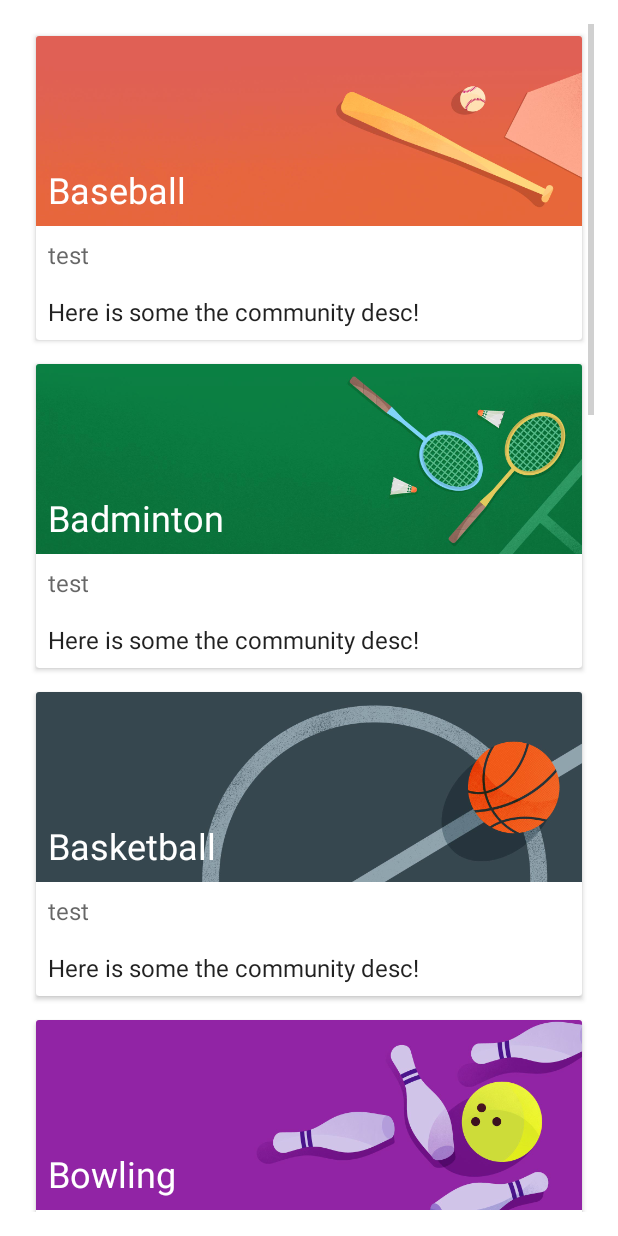
After one commit to sesilliayam/ReliefLogistic, an Android app: the CommunityMain screen opened directly, with no data from a screen before it, on a phone screen of 412 x 824 dp. The commit adds this screen. Run offline under Robolectric (Android 15) with nearby library versions, the phone set to English and light mode, and no system bars.

Commit message:
adding static community list

```diff
--- a/app/src/main/AndroidManifest.xml
+++ b/app/src/main/AndroidManifest.xml
@@ -16,6 +16,8 @@
         <activity android:name=".Profile2"></activity>
         <activity android:name=".Test" />
         <activity android:name=".TermOfUse" />
+        <activity android:name=".CommunityDetail"/>
+        <activity android:name=".CommunityMain"/>
         <activity
             android:name=".MainActivity"
             android:label="@string/title_activity_dashboard"
--- /dev/null
+++ b/app/src/main/java/com/delisar/relo/Community.java
@@ -0,0 +1,32 @@
+package com.delisar.relo;
+
+
+class Community {
+
+
+    private String title;
+    private String info;
+    private final int imageResource;
+
+
+    public Community(String title, String info, int imageResource) {
+        this.title = title;
+        this.info = info;
+        this.imageResource = imageResource;
+    }
+
+
+    String getTitle() {
+        return title;
+    }
+
+
+    String getInfo() {
+        return info;
+    }
+
+    public int getImageResource() {
+        return imageResource;
+    }
+
+}
--- /dev/null
+++ b/app/src/main/java/com/delisar/relo/CommunityAdapter.java
@@ -0,0 +1,97 @@
+package com.delisar.relo;
+
+import android.content.Context;
+import android.content.Intent;
+import android.support.v7.widget.RecyclerView;
+import android.view.LayoutInflater;
+import android.view.View;
+import android.view.ViewGroup;
+import android.widget.ImageView;
+import android.widget.TextView;
+
+import com.bumptech.glide.Glide;
+
+import java.util.ArrayList;
+
+
+class CommunityAdapter extends RecyclerView.Adapter<CommunityAdapter.ViewHolder> {
+
+
+    private ArrayList<Community> mCommunityData;
+    private Context mContext;
+
+
+    CommunityAdapter(Context context, ArrayList<Community> communityData) {
+        this.mCommunityData = communityData;
+        this.mContext = context;
+    }
+
+
+    @Override
+    public CommunityAdapter.ViewHolder onCreateViewHolder(
+            ViewGroup parent, int viewType) {
+        return new ViewHolder( LayoutInflater.from(mContext).
+                inflate(R.layout.list_item, parent, false));
+    }
+
+
+    @Override
+    public void onBindViewHolder(CommunityAdapter.ViewHolder holder,
+                                 int position) {
+
+        Community currentCommunity = mCommunityData.get(position);
+
+
+        holder.bindTo(currentCommunity);
+    }
+
+
+    @Override
+    public int getItemCount() {
+        return mCommunityData.size();
+    }
+
+
+    class ViewHolder extends RecyclerView.ViewHolder
+            implements View.OnClickListener {
+
+
+        private TextView mTitleText;
+        private TextView mInfoText;
+        private ImageView mCommunityImage;
+
+
+        ViewHolder(View itemView) {
+            super(itemView);
+
+
+            mTitleText = itemView.findViewById(R.id.title);
+            mInfoText = itemView.findViewById(R.id.subTitle);
+            mCommunityImage = itemView.findViewById(R.id.communityImage);
+
+
+            itemView.setOnClickListener(this);
+        }
+
+        void bindTo(Community currentCommunity) {
+
+            mTitleText.setText(currentCommunity.getTitle());
+            mInfoText.setText(currentCommunity.getInfo());
+
+
+            Glide.with(mContext).load(
+                    currentCommunity.getImageResource()).into(mCommunityImage);
+        }
+
+
+        @Override
+        public void onClick(View view) {
+            Community currentCommunity = mCommunityData.get(getAdapterPosition());
+            Intent detailIntent = new Intent (mContext, CommunityDetail.class);
+            detailIntent.putExtra("title", currentCommunity.getTitle());
+            detailIntent.putExtra("image_resource",
+                    currentCommunity.getImageResource());
+            mContext.startActivity(detailIntent);
+        }
+    }
+}
--- /dev/null
+++ b/app/src/main/java/com/delisar/relo/CommunityDetail.java
@@ -0,0 +1,25 @@
+package com.delisar.relo;
+
+import android.os.Bundle;
+import android.support.v7.app.AppCompatActivity;
+import android.widget.ImageView;
+import android.widget.TextView;
+
+import com.bumptech.glide.Glide;
+
+public class CommunityDetail extends AppCompatActivity {
+
+    @Override
+    protected void onCreate(Bundle savedInstanceState) {
+        super.onCreate(savedInstanceState);
+        setContentView(R.layout.activity_detail_community);
+
+        TextView ommunityTitle = findViewById(R.id.titleDetail);
+        ImageView communityImage = findViewById(R.id.communityImageDetail);
+
+        ommunityTitle.setText(getIntent().getStringExtra("title"));
+
+        Glide.with(this).load(getIntent().getIntExtra("image_resource",0))
+                .into(communityImage);
+    }
+}
--- /dev/null
+++ b/app/src/main/java/com/delisar/relo/CommunityMain.java
@@ -0,0 +1,97 @@
+package com.delisar.relo;
+
+import android.content.res.TypedArray;
+import android.os.Bundle;
+import android.support.v7.app.AppCompatActivity;
+import android.support.v7.widget.LinearLayoutManager;
+import android.support.v7.widget.RecyclerView;
+import android.support.v7.widget.helper.ItemTouchHelper;
+
+import java.util.ArrayList;
+import java.util.Collections;
+
+
+public class CommunityMain extends AppCompatActivity {
+
+
+    private RecyclerView mRecyclerView;
+    private ArrayList<Community> mCommunityData;
+    private CommunityAdapter mAdapter;
+
+    @Override
+    protected void onCreate(Bundle savedInstanceState) {
+        super.onCreate(savedInstanceState);
+        setContentView(R.layout.activity_dashboard_community);
+        mRecyclerView = findViewById(R.id.recyclerView);
+        mRecyclerView.setLayoutManager(new LinearLayoutManager(this));
+        mCommunityData = new ArrayList<> ();
+        mAdapter = new CommunityAdapter(this, mCommunityData);
+        mRecyclerView.setAdapter(mAdapter);
+
+
+        initializeData();
+
+
+        ItemTouchHelper helper = new ItemTouchHelper(new ItemTouchHelper
+                .SimpleCallback(
+                    ItemTouchHelper.LEFT | ItemTouchHelper.RIGHT |
+                    ItemTouchHelper.DOWN | ItemTouchHelper.UP,
+                ItemTouchHelper.LEFT | ItemTouchHelper.RIGHT) {
+
+            @Override
+            public boolean onMove(RecyclerView recyclerView,
+                                  RecyclerView.ViewHolder viewHolder,
+                                  RecyclerView.ViewHolder target) {
+
+                int from = viewHolder.getAdapterPosition();
+                int to = target.getAdapterPosition();
+
+
+                Collections.swap(mCommunityData, from, to);
+                mAdapter.notifyItemMoved(from, to);
+                return true;
+            }
+
+
+            @Override
+            public void onSwiped(RecyclerView.ViewHolder viewHolder,
+                                 int direction) {
+
+                mCommunityData.remove(viewHolder.getAdapterPosition());
+
+                mAdapter.notifyItemRemoved(viewHolder.getAdapterPosition());
+            }
+        });
+
+
+        helper.attachToRecyclerView(mRecyclerView);
+    }
+
+
+    private void initializeData() {
+
+        String[] communityList = getResources()
+                .getStringArray(R.array.community_titles);
+        String[] communityInfo = getResources()
+                .getStringArray(R.array.community_info);
+        TypedArray communityImageResource = getResources()
+                .obtainTypedArray(R.array.community_images);
+
+
+        mCommunityData.clear();
+
+
+        for (int i = 0; i < communityList.length; i++) {
+            mCommunityData.add(new Community(communityList[i], communityInfo[i],
+                    communityImageResource.getResourceId(i, 0)));
+        }
+
+
+        communityImageResource.recycle();
+
+
+        mAdapter.notifyDataSetChanged();
+    }
+
+
+}
--- a/app/src/main/java/com/delisar/relo/MainActivity.java
+++ b/app/src/main/java/com/delisar/relo/MainActivity.java
@@ -123,6 +123,8 @@ public class MainActivity extends AppCompatActivity implements View.OnClickListe
                 Log.d("FAB1", "Fab 1");
                 break;
             case R.id.fab2:
+                Intent intentCommunity = new Intent (MainActivity.this, CommunityMain.class);
+                startActivity(intentCommunity);
                 Log.d("FAB2", "Fab 2");
                 break;
             case R.id.fab3:
--- a/app/src/main/res/layout/activity_dashboard_community.xml
+++ b/app/src/main/res/layout/activity_dashboard_community.xml
@@ -8,7 +8,8 @@
     android:paddingLeft="@dimen/activity_horizontal_margin"
     android:paddingRight="@dimen/activity_horizontal_margin"
     android:paddingTop="@dimen/activity_vertical_margin"
-    tools:context="com.example.android.Community.MainActivityCommunity">
+    tools:context="com.delisar.relo.CommunityMain"
+    android:background="@color/white">
 
     <android.support.v7.widget.RecyclerView
         android:id="@+id/recyclerView"
--- a/app/src/main/res/layout/activity_detail.xml
+++ b/app/src/main/res/layout/activity_detail.xml
@@ -6,7 +6,7 @@
 
     <RelativeLayout xmlns:tools="http://schemas.android.com/tools"
         android:layout_width="match_parent"
-        android:layout_height="wrap_content"
+        android:layout_height="match_parent"
         tools:context="com.example.android.materialme.DetailActivity">
 
         <ImageView
--- a/app/src/main/res/layout/activity_detail_community.xml
+++ b/app/src/main/res/layout/activity_detail_community.xml
@@ -6,7 +6,8 @@
     <RelativeLayout xmlns:tools="http://schemas.android.com/tools"
         android:layout_width="match_parent"
         android:layout_height="wrap_content"
-        tools:context="com.example.android.Community.DetailActivity">
+        tools:context="com.delisar.relo.CommunityDetail"
+        android:background="@color/white">
 
         <ImageView
             android:id="@+id/communityImageDetail"
--- a/app/src/main/res/values/strings.xml
+++ b/app/src/main/res/values/strings.xml
@@ -20,4 +20,57 @@
     </string>
     <string name="minimum_password">Password too short, enter minimum 6 characters!</string>
     <string name="auth_failed">Authentication failed, check your email and password or sign up</string>
+
+    <string name="title_placeholder">Community</string>
+    <string name="news_placeholder">Tentang Komunitas Ini</string>
+    <string name="community_info_placeholder">Disini nanti akan jadi deeeskripsi</string>
+    <string name="subtitle_detail_text">disini subtitle</string>
+
+    <string-array name="community_titles">
+        <item>Baseball</item>
+        <item>Badminton</item>
+        <item>Basketball</item>
+        <item>Bowling</item>
+        <item>Cycling</item>
+        <item>Golf</item>
+        <item>Running</item>
+        <item>Soccer</item>
+        <item>Swimming</item>
+        <item>Table Tennis</item>
+        <item>Tennis</item>
+    </string-array>
+
+    <string-array name="community_info">
+        <item>Here is some the community desc!</item>
+        <item>Here is some the community desc!</item>
+        <item>Here is some the community desc!</item>
+        <item>Here is some the community desc!</item>
+        <item>Here is some the community desc!</item>
+        <item>Here is some the community desc!</item>
+        <item>Here is some the community desc!</item>
+        <item>Here is some the community desc!</item>
+        <item>Here is some the community desc!</item>
+        <item>Here is some the community desc!</item>
+        <item>Here is some the community desc!</item>
+        <item>Here is some Badminton news!</item>
+        <item>Here is some Basketball news!</item>
+
+    </string-array>
+
+
+    <array name="community_images">
+        <item>@drawable/img_baseball</item>
+        <item>@drawable/img_badminton</item>
+        <item>@drawable/img_basketball</item>
+        <item>@drawable/img_bowling</item>
+        <item>@drawable/img_cycling</item>
+        <item>@drawable/img_golf</item>
+        <item>@drawable/img_running</item>
+        <item>@drawable/img_soccer</item>
+        <item>@drawable/img_swimming</item>
+        <item>@drawable/img_tabletennis</item>
+        <item>@drawable/img_tennis</item>
+
+    </array>
+
 </resources>
```
